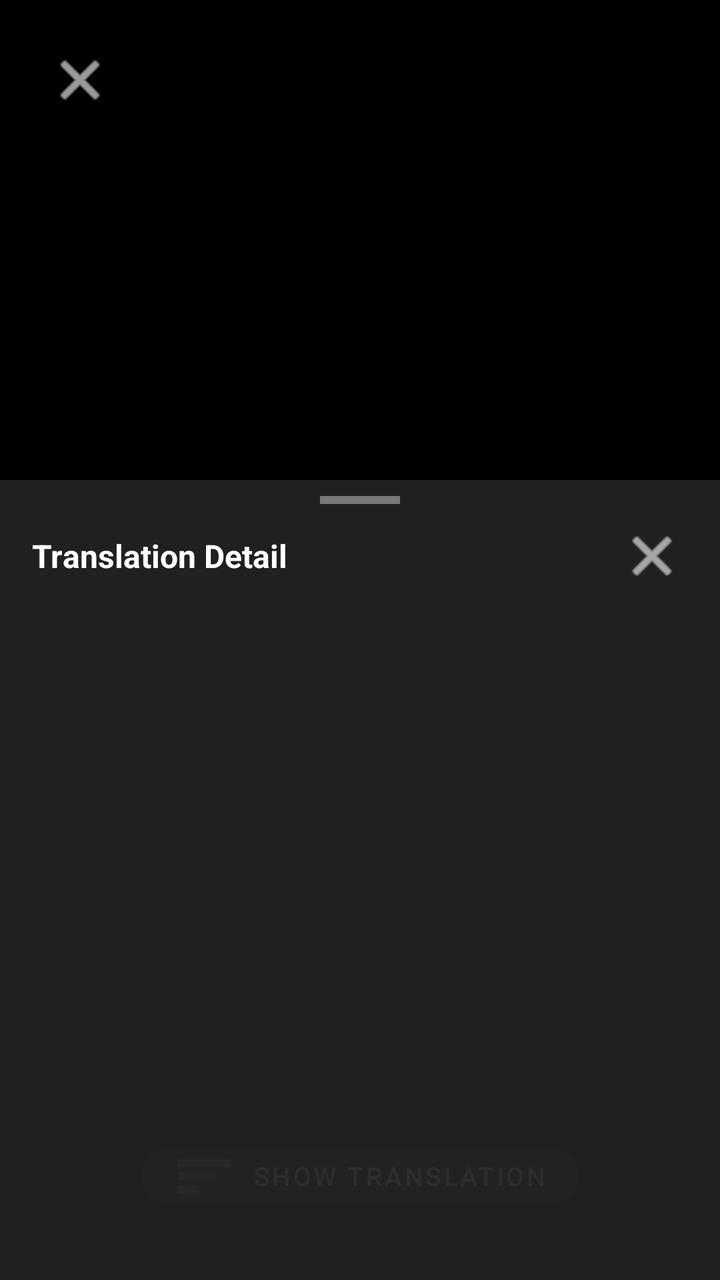
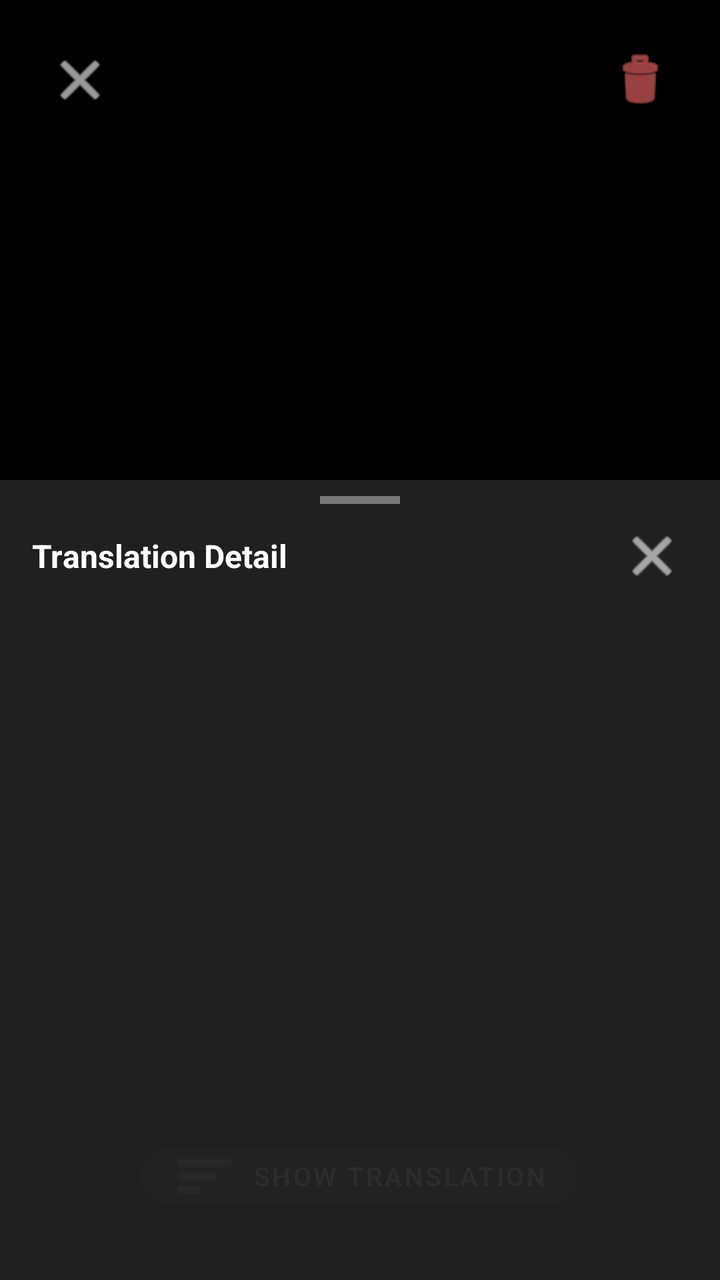

The first picture is an Android layout as it rendered before a commit; the second is the same layout after the commit. The layout source and the unified diff follow.
<!-- AndroidManifest.xml: activity theme Theme.MaterialComponents.DayNight.NoActionBar -->
<!-- res/layout/activity_manga_viewer.xml -->
<?xml version="1.0" encoding="utf-8"?>
<FrameLayout xmlns:android="http://schemas.android.com/apk/res/android"
    xmlns:app="http://schemas.android.com/apk/res-auto"
    android:layout_width="match_parent"
    android:layout_height="match_parent"
    android:background="#FF000000">

    
    <androidx.viewpager2.widget.ViewPager2
        android:id="@+id/viewPager"
        android:layout_width="match_parent"
        android:layout_height="match_parent" />

    
    <TextView
        android:id="@+id/tvPageIndicator"
        android:layout_width="wrap_content"
        android:layout_height="wrap_content"
        android:layout_gravity="top|center_horizontal"
        android:layout_marginTop="48dp"
        android:textColor="#FFFFFF"
        android:textSize="16sp"
        android:background="#80000000"
        android:paddingHorizontal="16dp"
        android:paddingVertical="6dp" />

    
    <ImageButton
        android:id="@+id/btnClose"
        android:layout_width="48dp"
        android:layout_height="48dp"
        android:layout_gravity="top|start"
        android:layout_margin="16dp"
        android:background="?attr/selectableItemBackgroundBorderless"
        android:src="@android:drawable/ic_menu_close_clear_cancel"
        android:tint="#FFFFFF" />

    
    <LinearLayout
        android:id="@+id/sizeSwitcher"
        android:layout_width="wrap_content"
        android:layout_height="wrap_content"
        android:layout_gravity="bottom|center_horizontal"
        android:layout_marginBottom="88dp"
        android:orientation="horizontal"
        android:gravity="center"
        android:background="#66000000"
        android:paddingHorizontal="4dp"
        android:paddingVertical="2dp"
        android:visibility="gone" />

    
    <com.google.android.material.button.MaterialButton
        android:id="@+id/btnShowTranslation"
        android:layout_width="wrap_content"
        android:layout_height="40dp"
        android:layout_gravity="bottom|center_horizontal"
        android:layout_marginBottom="32dp"
        android:text="@string/show_translation"
        android:textColor="#FFFFFF"
        android:textSize="13sp"
        app:backgroundTint="#CC333333"
        app:cornerRadius="20dp"
        app:icon="@android:drawable/ic_menu_sort_by_size"
        app:iconTint="#FFFFFF" />

    
    <LinearLayout
        android:id="@+id/bottomSheetPanel"
        android:layout_width="match_parent"
        android:layout_height="400dp"
        android:layout_gravity="bottom"
        android:orientation="vertical"
        android:background="#F0222222"
        android:elevation="8dp">

        
        <View
            android:id="@+id/dragHandle"
            android:layout_width="40dp"
            android:layout_height="4dp"
            android:layout_gravity="center_horizontal"
            android:layout_marginTop="8dp"
            android:layout_marginBottom="8dp"
            android:background="#66FFFFFF" />

        
        <LinearLayout
            android:layout_width="match_parent"
            android:layout_height="wrap_content"
            android:orientation="horizontal"
            android:gravity="center_vertical"
            android:paddingHorizontal="16dp"
            android:paddingBottom="8dp">

            <TextView
                android:layout_width="0dp"
                android:layout_height="wrap_content"
                android:layout_weight="1"
                android:text="@string/translation_detail"
                android:textColor="#FFFFFF"
                android:textSize="16sp"
                android:textStyle="bold" />

            <ImageButton
                android:id="@+id/btnCloseSheet"
                android:layout_width="36dp"
                android:layout_height="36dp"
                android:background="?attr/selectableItemBackgroundBorderless"
                android:src="@android:drawable/ic_menu_close_clear_cancel"
                android:tint="#FFFFFF" />
        </LinearLayout>

        
        <androidx.recyclerview.widget.RecyclerView
            android:id="@+id/rvTranslationDetail"
            android:layout_width="match_parent"
            android:layout_height="0dp"
            android:layout_weight="1"
            android:paddingHorizontal="16dp"
            android:clipToPadding="false" />

    </LinearLayout>

</FrameLayout>
<!-- resources referenced by this layout -->
<resources>
  <string name="show_translation">Show Translation</string>
  <string name="translation_detail">Translation Detail</string>
</resources>

<!-- the commit's change to res/layout/activity_manga_viewer.xml (unified diff, before → after) -->
@@ -34,6 +34,18 @@
         android:background="?attr/selectableItemBackgroundBorderless"
         android:src="@android:drawable/ic_menu_close_clear_cancel"
         android:tint="#FFFFFF" />
+
+    
+    <ImageButton
+        android:id="@+id/btnDeleteEntry"
+        android:layout_width="48dp"
+        android:layout_height="48dp"
+        android:layout_gravity="top|end"
+        android:layout_margin="16dp"
+        android:background="?attr/selectableItemBackgroundBorderless"
+        android:src="@android:drawable/ic_menu_delete"
+        android:tint="#FFFF6B6B"
+        android:contentDescription="@string/delete" />
 
     
     <LinearLayout
@@ -112,6 +124,17 @@
         </LinearLayout>
 
         
+        <TextView
+            android:id="@+id/tvTranslationInfo"
+            android:layout_width="match_parent"
+            android:layout_height="wrap_content"
+            android:paddingHorizontal="16dp"
+            android:paddingBottom="6dp"
+            android:textColor="#88FFFFFF"
+            android:textSize="10sp"
+            android:lineSpacingExtra="2dp" />
+
+        
         <androidx.recyclerview.widget.RecyclerView
             android:id="@+id/rvTranslationDetail"
             android:layout_width="match_parent"
<!-- resource entries referenced after the edit -->
@@ -1,5 +1,6 @@
 <!-- resources referenced by this layout -->
 <resources>
+  <string name="delete">Delete</string>
   <string name="show_translation">Show Translation</string>
   <string name="translation_detail">Translation Detail</string>
 </resources>
